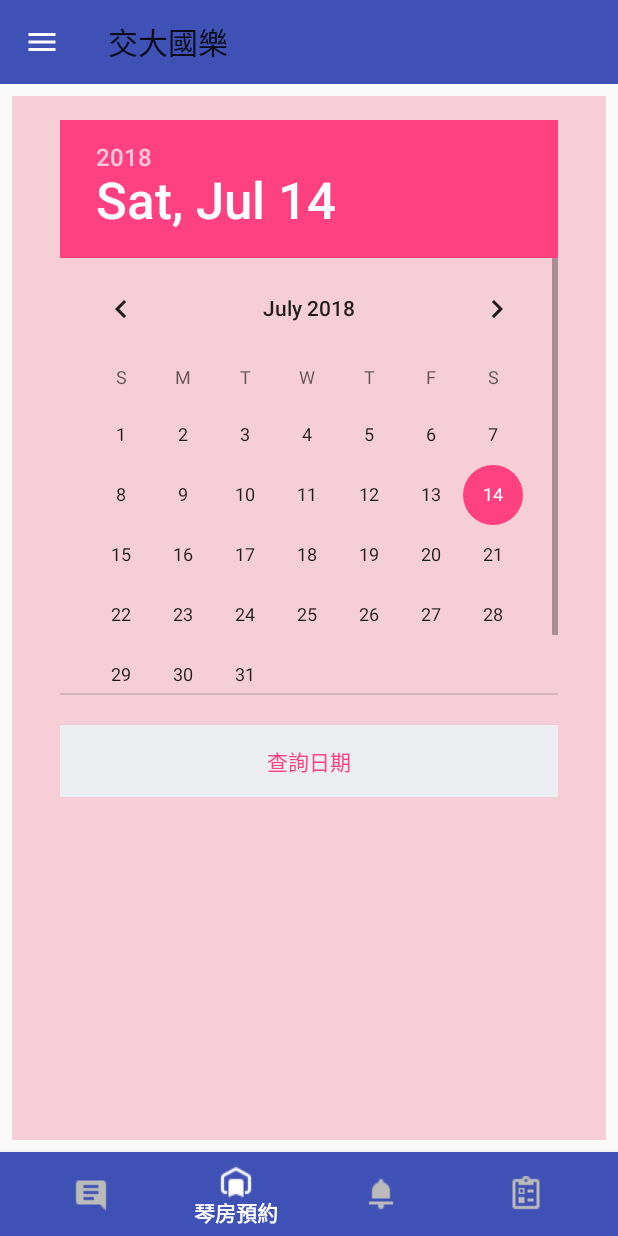
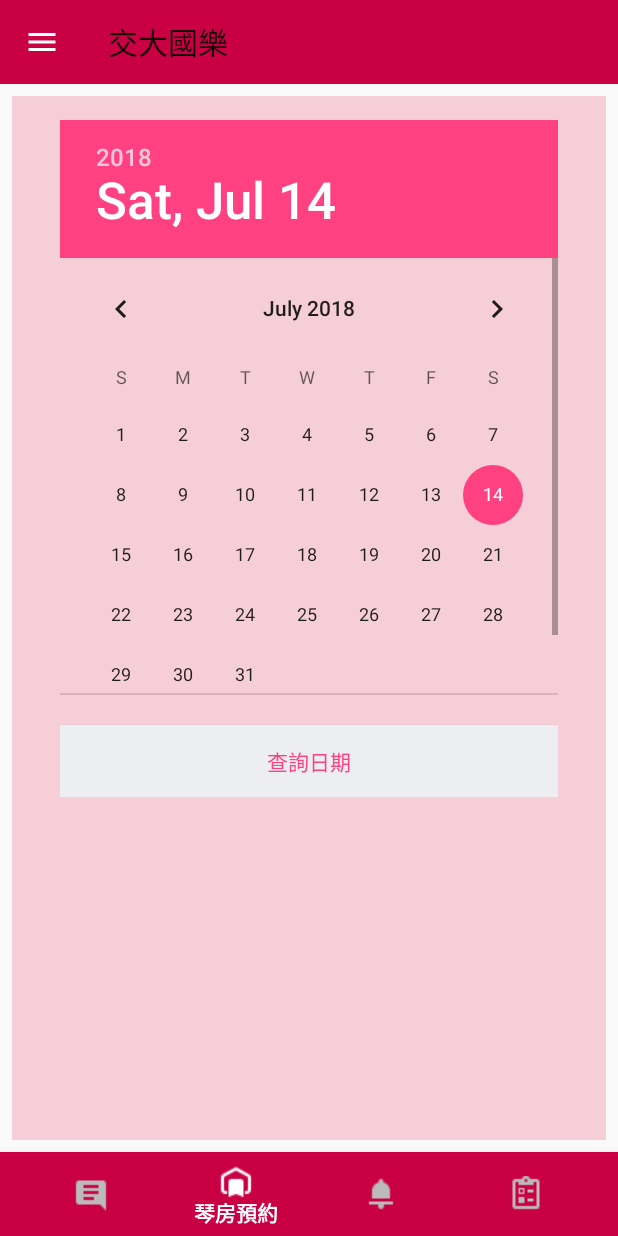
Before and after one commit to RaymondHuang210129/Side-Project-Android-App-For-NCTUCMC-Club, an Android app: the MainActivity screen opened directly, with no data from a screen before it, item 2 of the bottom bar chosen, on a phone screen of 412 x 824 dp. Run offline under Robolectric (Android 15) with nearby library versions, the phone set to English and light mode, and no system bars; our stand-ins replace Firebase (no records; nobody signed in at launch, a user with empty details on screens opened directly); libraries missing offline, so code that uses them is left out: com.firebase.ui; 3 statements that could not run were skipped.

Commit message:
comit version alpha-1.1.1

```diff
--- a/app/src/main/java/com/raymond210129/nctucmc/activity/Main/Main_booking.java
+++ b/app/src/main/java/com/raymond210129/nctucmc/activity/Main/Main_booking.java
@@ -1,15 +1,18 @@
 package com.raymond210129.nctucmc.activity.Main;
 
+import android.app.ActionBar;
 import android.app.ProgressDialog;
 import android.content.Intent;
 import android.os.Bundle;
 import android.support.annotation.Nullable;
 import android.support.v4.app.Fragment;
+import android.support.v4.content.ContextCompat;
 import android.support.v7.widget.RecyclerView;
 import android.util.Log;
 import android.view.LayoutInflater;
 import android.view.View;
 import android.view.ViewGroup;
+import android.view.Window;
 import android.widget.Button;
 import android.widget.DatePicker;
 
@@ -34,6 +37,8 @@ public class Main_booking extends Fragment
         final DatePicker datePicker = view.findViewById(R.id.booking_calender);
         pDialog = new ProgressDialog(getContext());
         hideDialog();
+
+
 
         //CalendarView calendarView = view.findViewById(R.id.booking_calender);
 
@@ -72,6 +77,7 @@ public class Main_booking extends Fragment
     {
         super.onResume();
         hideDialog();
+
     }
 
     private void showDialog() {
--- a/app/src/main/java/com/raymond210129/nctucmc/activity/Main/Main_notification.java
+++ b/app/src/main/java/com/raymond210129/nctucmc/activity/Main/Main_notification.java
@@ -19,4 +19,5 @@ public class Main_notification extends Fragment
     }
 
 
+
 }
--- a/app/src/main/java/com/raymond210129/nctucmc/activity/MainActivity.java
+++ b/app/src/main/java/com/raymond210129/nctucmc/activity/MainActivity.java
@@ -1,13 +1,16 @@
 package com.raymond210129.nctucmc.activity;
 
 import android.annotation.SuppressLint;
+import android.app.Activity;
 import android.content.Intent;
+import android.graphics.drawable.ColorDrawable;
 import android.support.annotation.NonNull;
 import android.support.constraint.ConstraintLayout;
 import android.support.design.widget.BottomNavigationView;
 import android.support.design.widget.NavigationView;
 import android.support.v4.app.Fragment;
 import android.support.v4.app.FragmentPagerAdapter;
+import android.support.v4.content.ContextCompat;
 import android.support.v4.view.GravityCompat;
 import android.support.v4.view.ViewPager;
 import android.support.v4.widget.DrawerLayout;
@@ -21,6 +24,7 @@ import android.view.LayoutInflater;
 import android.view.MenuItem;
 import android.support.v7.widget.Toolbar;
 import android.view.View;
+import android.view.Window;
 import android.widget.TextView;
 import android.widget.Toast;
 
@@ -106,11 +110,14 @@ public class MainActivity extends AppCompatActivity implements ViewPager.OnPageC
         viewPager.setAdapter(new FragmentPagerAdapter(getSupportFragmentManager()) {
             @Override
             public Fragment getItem(int position) {
+
                 switch(position)
                 {
                     case 0:
+                        //changeStatusBarColor(0);
                         return main_comment;
                     case 1:
+                        //changeStatusBarColor(1);
                         return main_booking;
                     case 2:
                         return main_notification;
@@ -156,9 +163,11 @@ public class MainActivity extends AppCompatActivity implements ViewPager.OnPageC
                 {
                     case R.id.menu_comment_board:
                         viewPager.setCurrentItem(0);
+                        //changeStatusBarColor(0);
                         break;
                     case R.id.menu_booking_system:
                         viewPager.setCurrentItem(1);
+                        //changeStatusBarColor(1);
                         break;
                     case R.id.menu_notifications:
                         viewPager.setCurrentItem(2);
@@ -171,6 +180,8 @@ public class MainActivity extends AppCompatActivity implements ViewPager.OnPageC
                 return true;
             }
         });
+
+
 
         navigationView.setNavigationItemSelectedListener(
                 new NavigationView.OnNavigationItemSelectedListener() {
@@ -195,6 +206,43 @@ public class MainActivity extends AppCompatActivity implements ViewPager.OnPageC
                 }
         );
 
+    }
+
+    public void changeStatusBarColor(int page)
+    {
+        Window window = getWindow();
+        ActionBar actionBar = getSupportActionBar();
+        View header = navigationView.getHeaderView(0);
+
+        if(page == 0)
+        {
+            window.setStatusBarColor(ContextCompat.getColor(getApplicationContext(), R.color.colorPrimaryDark));
+            bottomNavigationView.setBackgroundColor(ContextCompat.getColor(getApplicationContext(), R.color.colorPrimary));
+            actionBar.setBackgroundDrawable(new ColorDrawable(ContextCompat.getColor(getApplicationContext(), R.color.colorPrimary)));
+            header.setBackgroundColor(ContextCompat.getColor(getApplicationContext(), R.color.colorPrimaryDark));
+
+        }
+        else if(page == 1)
+        {
+            window.setStatusBarColor(ContextCompat.getColor(getApplicationContext(), R.color.commentPrimaryDark));
+            bottomNavigationView.setBackgroundColor(ContextCompat.getColor(getApplicationContext(), R.color.bookingPrimary));
+            actionBar.setBackgroundDrawable(new ColorDrawable(ContextCompat.getColor(getApplicationContext(), R.color.bookingPrimary)));
+            header.setBackgroundColor(ContextCompat.getColor(getApplicationContext(), R.color.commentPrimaryDark));
+        }
+        else if(page == 2)
+        {
+            window.setStatusBarColor(ContextCompat.getColor(getApplicationContext(), R.color.noificationPrimaryDark));
+            bottomNavigationView.setBackgroundColor(ContextCompat.getColor(getApplicationContext(), R.color.notificationPrimary));
+            actionBar.setBackgroundDrawable(new ColorDrawable(ContextCompat.getColor(getApplicationContext(), R.color.notificationPrimary)));
+            header.setBackgroundColor(ContextCompat.getColor(getApplicationContext(), R.color.noificationPrimaryDark));
+        }
+        else
+        {
+            window.setStatusBarColor(ContextCompat.getColor(getApplicationContext(), R.color.pollPrimaryDark));
+            bottomNavigationView.setBackgroundColor(ContextCompat.getColor(getApplicationContext(), R.color.pollPrimary));
+            actionBar.setBackgroundDrawable(new ColorDrawable(ContextCompat.getColor(getApplicationContext(), R.color.pollPrimary)));
+            header.setBackgroundColor(ContextCompat.getColor(getApplicationContext(), R.color.pollPrimaryDark));
+        }
     }
 
 
@@ -252,7 +300,7 @@ public class MainActivity extends AppCompatActivity implements ViewPager.OnPageC
     @Override
     public void onPageScrolled(int position, float positionOffset, int positionOffsetPixels)
     {
-
+        changeStatusBarColor(position);
     }
 
     @Override
--- a/app/src/main/res/values/colors.xml
+++ b/app/src/main/res/values/colors.xml
@@ -21,4 +21,10 @@
     <color name="booking_background">#f6ced8</color>
     <color name="notification_background">#cef6ce</color>
     <color name="poll_background">#f5ecce</color>
+    <color name="commentPrimaryDark">#a20037</color>
+    <color name="bookingPrimary">#c90044</color>
+    <color name="noificationPrimaryDark">#167616</color>
+    <color name="notificationPrimary">#1c971c</color>
+    <color name="pollPrimaryDark">#c17300</color>
+    <color name="pollPrimary">#e88a00</color>
 </resources>
```
Also changed, not shown: 2 other files.
